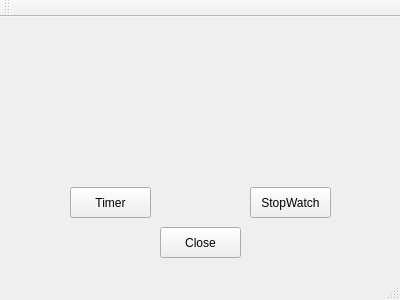
First picture: the form in MainWindow/mainwindow.ui, repository nikitaxgusev/Qt_Timer, before the edit.
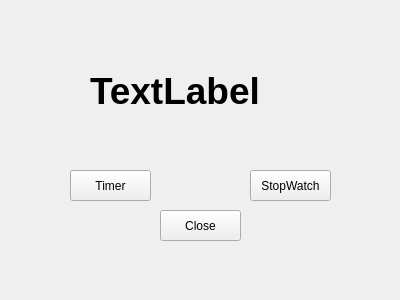
Second picture: the form after the edit. Icons and pictures are not drawn.

Diff of the .ui file:
```diff
--- a/MainWindow/mainwindow.ui
+++ b/MainWindow/mainwindow.ui
@@ -53,6 +53,26 @@
      <string>Close</string>
     </property>
    </widget>
+   <widget class="QLabel" name="Digital_work">
+    <property name="geometry">
+     <rect>
+      <x>90</x>
+      <y>60</y>
+      <width>221</width>
+      <height>61</height>
+     </rect>
+    </property>
+    <property name="font">
+     <font>
+      <pointsize>28</pointsize>
+      <weight>75</weight>
+      <bold>true</bold>
+     </font>
+    </property>
+    <property name="text">
+     <string>TextLabel</string>
+    </property>
+   </widget>
   </widget>
   <widget class="QMenuBar" name="menuBar">
    <property name="geometry">
@@ -64,15 +84,6 @@
     </rect>
    </property>
   </widget>
-  <widget class="QToolBar" name="mainToolBar">
-   <attribute name="toolBarArea">
-    <enum>TopToolBarArea</enum>
-   </attribute>
-   <attribute name="toolBarBreak">
-    <bool>false</bool>
-   </attribute>
-  </widget>
-  <widget class="QStatusBar" name="statusBar"/>
  </widget>
  <layoutdefault spacing="6" margin="11"/>
  <resources/>
```
Left out of the diff: 8 changed lines with no effect on the pictures.
